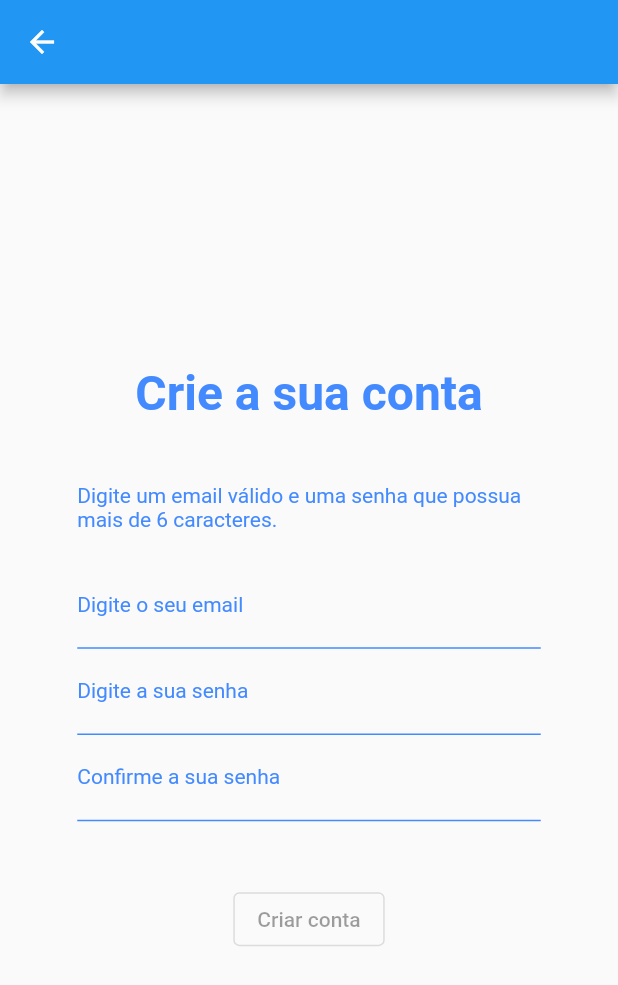
After one commit to viniaf13/flutter-firebase-ecommerce, a Flutter app: the HomeView screen opened directly, after a tap on the "logout" icon, after a tap on "Cadastrar", on a phone screen of 412 x 824 dp. The commit adds this screen. Shown: the top 985 px of the screen. Run offline on Flutter 3.47's test engine with Material 2 defaults, Android fonts, the phone set to English and light mode, and no system bars; our stand-ins replace cloud_firestore, firebase_auth, firebase_core, get; missing offline and left inert: wc_flutter_share; accounts and stored records are empty.

Commit message:
added the signup page and some bug fixes

```diff
--- a/flutter_firebase_ecommerce/lib/controllers/authentication_controller.dart
+++ b/flutter_firebase_ecommerce/lib/controllers/authentication_controller.dart
@@ -1,12 +1,16 @@
 import 'package:flutter/material.dart';
 import 'package:flutter_firebase_ecommerce/repositories/user_repository.dart';
+import 'package:flutter_firebase_ecommerce/utils/snackbar_utils.dart';
 import 'package:get/get.dart';
 
+//TODO: Refatorar esse controller para armazenar sessao do usuario ao logar. Desse jeito nao faz sentido _isLoggedIn e nem eh possivel logar direto
 class AuthenticationController extends GetxController {
   TextEditingController emailController = TextEditingController();
   TextEditingController passwordController = TextEditingController();
+  TextEditingController confirmPasswordController = TextEditingController();
   Rx<String> email = ''.obs;
   Rx<String> password = ''.obs;
+  Rx<String> confirmPassword = ''.obs;
 
   bool _isLoggedIn = false;
 
@@ -15,13 +19,18 @@ class AuthenticationController extends GetxController {
   bool get isEmailSenhaPreenchidos =>
       email.value.isNotEmpty && password.value.isNotEmpty;
 
+  bool get isCadastroPreenchido =>
+      email.value.isNotEmpty &&
+      password.value.isNotEmpty &&
+      confirmPassword.value.isNotEmpty;
+
   AuthenticationController(this._userRepository);
 
-  Future<bool> signIn(String email, String password) async {
+  Future<bool> signIn() async {
     await _userRepository
-        .authenticateUser(email, password)
-        .then((isUsuarioAutenticado) {
-      if (isUsuarioAutenticado) {
+        .authenticateUser(email.value, password.value)
+        .then((isUserAuthenticated) {
+      if (isUserAuthenticated) {
         clearController();
         _isLoggedIn = true;
       }
@@ -29,10 +38,34 @@ class AuthenticationController extends GetxController {
     return _isLoggedIn;
   }
 
+  void signOut() async {
+    _isLoggedIn = false;
+  }
+
+  Future<bool> signUp() async {
+    if (password.value != confirmPassword.value) {
+      SnackbarUtils.showErrorSnackbar(
+          title: 'As senhas não conferem:',
+          message: 'Certifique-se de que as senhas digitadas são iguais.');
+      return false;
+    }
+    bool isUserRegistered =
+        await _userRepository.registerUser(email.value, password.value);
+    if (isUserRegistered) {
+      SnackbarUtils.showSucessSnackbar(
+          title: 'Sua conta foi criada com sucesso!',
+          message: 'Utilize seu email e senha para logar no aplicativo.');
+      clearController();
+    }
+    return isUserRegistered;
+  }
+
   void clearController() {
     emailController.clear();
     passwordController.clear();
+    confirmPasswordController.clear();
     email.value = '';
     password.value = '';
+    confirmPassword.value = '';
   }
 }
--- a/flutter_firebase_ecommerce/lib/controllers/cart_controller.dart
+++ b/flutter_firebase_ecommerce/lib/controllers/cart_controller.dart
@@ -9,7 +9,7 @@ class CartController extends GetxController {
   void addItemToCart(ProductModel product) {
     if (cartItens.any((item) => product.id == item.id)) {
       SnackbarUtils.showErrorSnackbar(
-          title: 'Produto já adicionado',
+          title: 'Produto já adicionado:',
           message: 'Este produto já foi adicionado ao carrinho de compras.');
     } else {
       cartItens.add(CartItemModel(
@@ -19,7 +19,7 @@ class CartController extends GetxController {
           id: product.id));
 
       SnackbarUtils.showSucessSnackbar(
-          title: 'Produto adicionado com sucesso',
+          title: 'Produto adicionado com sucesso:',
           message: '${product.name} foi adicionado ao carrinho de compras.');
     }
   }
@@ -52,4 +52,8 @@ class CartController extends GetxController {
       cartItens.refresh();
     }
   }
+
+  void clearController() {
+    cartItens = <CartItemModel>[].obs;
+  }
 }
--- a/flutter_firebase_ecommerce/lib/controllers/products_controller.dart
+++ b/flutter_firebase_ecommerce/lib/controllers/products_controller.dart
@@ -11,14 +11,9 @@ class ProductsController extends GetxController {
   Rx<String> searchProductTerm = ''.obs;
 
   RxList<ProductModel> allProducts = <ProductModel>[].obs;
-  RxList<ProductModel> selectedProducts = <ProductModel>[].obs;
 
   Future<void> getAllProducts() async {
     allProducts.assignAll(await _productsRepository.getAllProducts());
-  }
-
-  void addProductToCart(ProductModel product) {
-    selectedProducts.add(product);
   }
 
   List<ProductModel> get displayedProducts => searchProductTerm.value.isEmpty
@@ -28,4 +23,10 @@ class ProductsController extends GetxController {
               .toLowerCase()
               .contains(searchProductTerm.value.toLowerCase()))
           .toList();
+
+  void clearController() {
+    searchProductTerm = ''.obs;
+    allProducts = <ProductModel>[].obs;
+    searchProductController.clear();
+  }
 }
--- a/flutter_firebase_ecommerce/lib/repositories/interfaces/i_user_repository.dart
+++ b/flutter_firebase_ecommerce/lib/repositories/interfaces/i_user_repository.dart
@@ -1,3 +1,4 @@
 abstract class IUserRepository {
   Future<bool> authenticateUser(String email, String password);
+  Future<bool> registerUser(String email, String password);
 }
--- a/flutter_firebase_ecommerce/lib/repositories/user_repository.dart
+++ b/flutter_firebase_ecommerce/lib/repositories/user_repository.dart
@@ -26,4 +26,31 @@ class UserRepository implements IUserRepository {
       return false;
     }
   }
+
+  @override
+  Future<bool> registerUser(String email, String password) async {
+    try {
+      await FirebaseAuth.instance
+          .createUserWithEmailAndPassword(email: email, password: password);
+      return true;
+    } on FirebaseAuthException catch (e) {
+      if (e.code == 'email-already-in-use') {
+        SnackbarUtils.showErrorSnackbar(
+            title: 'Email já cadastrado:',
+            message: 'Já existe um usuário cadastrado para esse email.');
+      } else if (e.code == 'weak-password') {
+        SnackbarUtils.showErrorSnackbar(
+            title: 'Senha muito fraca:',
+            message: 'A senha informada precisa ter no minimo 6 caracteres.');
+      } else if (e.code == 'invalid-email') {
+        SnackbarUtils.showErrorSnackbar(
+            title: 'Email inválido:', message: 'O email informado é inválido.');
+      } else {
+        SnackbarUtils.showErrorSnackbar(
+            title: 'Erro no cadastro:',
+            message: 'Ocorreu um problema, tente novamente mais tarde.');
+      }
+      return false;
+    }
+  }
 }
--- a/flutter_firebase_ecommerce/lib/views/home/home_view.dart
+++ b/flutter_firebase_ecommerce/lib/views/home/home_view.dart
@@ -1,9 +1,11 @@
 import 'package:flutter/material.dart';
+import 'package:flutter_firebase_ecommerce/controllers/authentication_controller.dart';
 import 'package:flutter_firebase_ecommerce/controllers/cart_controller.dart';
 import 'package:flutter_firebase_ecommerce/controllers/products_controller.dart';
 import 'package:flutter_firebase_ecommerce/views/home/widgets/custom_fab.dart';
 import 'package:flutter_firebase_ecommerce/views/home/widgets/search_text_form_field.dart';
 import 'package:flutter_firebase_ecommerce/views/home/widgets/product_item_.dart';
+import 'package:flutter_firebase_ecommerce/views/login/login_view.dart';
 import 'package:get/get.dart';
 
 import 'widgets/shopping_cart_modal.dart';
@@ -13,6 +15,7 @@ class HomeView extends StatelessWidget {
 
   final ProductsController _productsController = Get.find();
   final CartController _cartController = Get.find();
+  final AuthenticationController _authController = Get.find();
 
   @override
   Widget build(BuildContext context) {
@@ -25,6 +28,19 @@ class HomeView extends StatelessWidget {
         title: Image.asset(
           'assets/images/logo.png',
           height: screenWidth * 0.365,
+        ),
+        leading: IconButton(
+          padding: EdgeInsets.only(left: screenWidth * 0.025),
+          icon: const Icon(
+            Icons.logout,
+            color: Colors.blueAccent,
+          ),
+          onPressed: () {
+            _productsController.clearController();
+            _cartController.clearController();
+            _authController.signOut();
+            Get.off(() => LoginView());
+          },
         ),
       ),
       body: SingleChildScrollView(
--- a/flutter_firebase_ecommerce/lib/views/home/widgets/product_item_.dart
+++ b/flutter_firebase_ecommerce/lib/views/home/widgets/product_item_.dart
@@ -46,7 +46,6 @@ class ProductItem extends StatelessWidget {
                       style: const TextStyle(
                           fontSize: 22, fontWeight: FontWeight.bold))),
               IconButton(
-                  padding: EdgeInsets.all(0),
                   splashColor: Colors.blueAccent,
                   icon: const Icon(Icons.add_shopping_cart),
                   onPressed: () => _cartController.addItemToCart(product))
--- a/flutter_firebase_ecommerce/lib/views/login/login_view.dart
+++ b/flutter_firebase_ecommerce/lib/views/login/login_view.dart
@@ -2,8 +2,9 @@ import 'package:flutter/material.dart';
 import 'package:flutter_firebase_ecommerce/controllers/authentication_controller.dart';
 import 'package:flutter_firebase_ecommerce/controllers/products_controller.dart';
 import 'package:flutter_firebase_ecommerce/views/home/home_view.dart';
-import 'package:flutter_firebase_ecommerce/views/login/widgets/login_text_form.dart';
+import 'package:flutter_firebase_ecommerce/views/shared/login_text_form.dart';
 import 'package:flutter_firebase_ecommerce/views/shared/loading_widget.dart';
+import 'package:flutter_firebase_ecommerce/views/signup/signup_view.dart';
 import 'package:get/get.dart';
 
 class LoginView extends StatelessWidget {
@@ -48,14 +49,11 @@ class LoginView extends StatelessWidget {
                 padding: EdgeInsets.only(top: screenWidth * 0.1),
                 child: Obx(
                   () => OutlinedButton(
-                    child: const Text('Login'),
+                    child: const Text('Entrar'),
                     onPressed: _authController.isEmailSenhaPreenchidos
                         ? () async {
                             LoadingWidget.show(context);
-                            await _authController
-                                .signIn(_authController.email.value,
-                                    _authController.password.value)
-                                .then((sucess) async {
+                            await _authController.signIn().then((sucess) async {
                               if (sucess) {
                                 await _productsController.getAllProducts();
                                 Get.off(() => HomeView());
@@ -67,6 +65,13 @@ class LoginView extends StatelessWidget {
                   ),
                 ),
               ),
+              Padding(
+                padding: EdgeInsets.only(top: screenWidth * 0.025),
+                child: OutlinedButton(
+                  child: const Text('Cadastrar'),
+                  onPressed: () => Get.to(() => SignupView()),
+                ),
+              ),
             ],
           ),
         ),
--- /dev/null
+++ b/flutter_firebase_ecommerce/lib/views/signup/signup_view.dart
@@ -0,0 +1,91 @@
+import 'package:flutter/material.dart';
+import 'package:flutter_firebase_ecommerce/controllers/authentication_controller.dart';
+import 'package:flutter_firebase_ecommerce/views/login/login_view.dart';
+import 'package:flutter_firebase_ecommerce/views/shared/loading_widget.dart';
+import 'package:flutter_firebase_ecommerce/views/shared/login_text_form.dart';
+import 'package:get/get.dart';
+
+class SignupView extends StatelessWidget {
+  SignupView({Key? key}) : super(key: key);
+
+  final AuthenticationController _authController = Get.find();
+
+  @override
+  Widget build(BuildContext context) {
+    final screenWidth = Get.width;
+    return WillPopScope(
+      onWillPop: () async {
+        _authController.clearController();
+        return true;
+      },
+      child: Scaffold(
+        appBar: AppBar(),
+        body: Center(
+          child: SingleChildScrollView(
+            child: FractionallySizedBox(
+              widthFactor: 0.75,
+              child: Column(
+                children: [
+                  const Text(
+                    'Crie a sua conta',
+                    style: TextStyle(
+                        color: Colors.blueAccent,
+                        fontSize: 32,
+                        fontWeight: FontWeight.bold),
+                  ),
+                  Padding(
+                    padding: EdgeInsets.only(
+                        top: screenWidth * 0.1, bottom: screenWidth * 0.05),
+                    child: const Text(
+                      'Digite um email válido e uma senha que possua mais de 6 caracteres.',
+                      style: TextStyle(
+                        color: Colors.blueAccent,
+                        fontSize: 14,
+                      ),
+                    ),
+                  ),
+                  LoginTextForm(
+                      labelText: 'Digite o seu email',
+                      textController: _authController.emailController,
+                      onChanged: (String text) =>
+                          _authController.email.value = text),
+                  LoginTextForm(
+                    labelText: 'Digite a sua senha',
+                    textController: _authController.passwordController,
+                    onChanged: (String text) =>
+                        _authController.password.value = text,
+                    isObscured: true,
+                  ),
+                  LoginTextForm(
+                    labelText: 'Confirme a sua senha',
+                    textController: _authController.confirmPasswordController,
+                    onChanged: (String text) =>
+                        _authController.confirmPassword.value = text,
+                    isObscured: true,
+                  ),
+                  Padding(
+                    padding: EdgeInsets.only(top: screenWidth * 0.1),
+                    child: Obx(
+                      () => OutlinedButton(
+                        child: const Text('Criar conta'),
+                        onPressed: _authController.isCadastroPreenchido
+                            ? () async {
+                                LoadingWidget.show(context);
+                                await _authController.signUp().then((sucess) {
+                                  if (sucess) Get.off(() => LoginView());
+                                });
+                                LoadingWidget.suppress();
+                              }
+                            : null,
+                      ),
+                    ),
+                  ),
+                ],
+              ),
+            ),
+          ),
+        ),
+      ),
+    );
+  }
+}
```
Also changed, not shown: flutter_firebase_ecommerce/lib/views/shared/login_text_form.dart (renamed from flutter_firebase_ecommerce/lib/views/login/widgets/login_text_form.dart).
